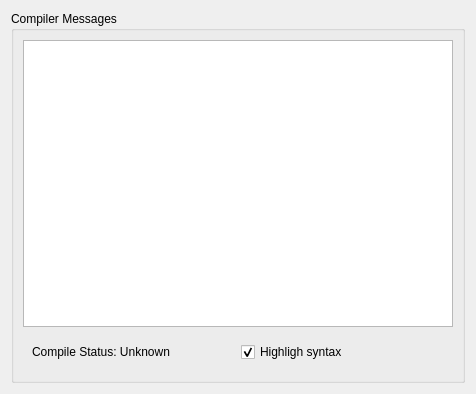
Old version of the form src/DGLGui/ui/dglshaderview.ui in the repository scygan/debugler.
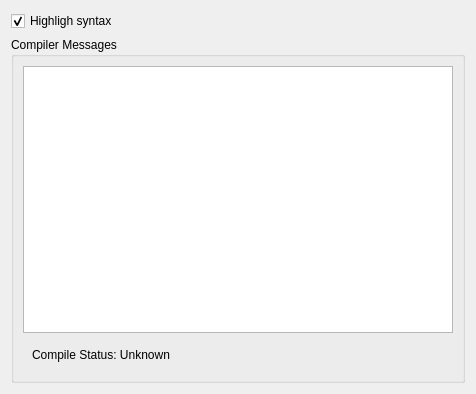
New version of the form.

```diff
--- a/src/DGLGui/ui/dglshaderview.ui
+++ b/src/DGLGui/ui/dglshaderview.ui
@@ -13,7 +13,20 @@
   <property name="windowTitle">
    <string>Form</string>
   </property>
-  <layout class="QVBoxLayout" name="verticalLayout" stretch="0">
+  <layout class="QVBoxLayout" name="verticalLayout" stretch="3,0">
+   <item>
+    <widget class="QCheckBox" name="checkBox_Highlight">
+     <property name="layoutDirection">
+      <enum>Qt::LeftToRight</enum>
+     </property>
+     <property name="text">
+      <string>Highligh syntax</string>
+     </property>
+     <property name="checked">
+      <bool>true</bool>
+     </property>
+    </widget>
+   </item>
    <item>
     <widget class="QGroupBox" name="groupBox1">
      <property name="title">
@@ -37,16 +50,6 @@
            </property>
           </widget>
          </item>
-         <item row="0" column="1">
-          <widget class="QCheckBox" name="checkBox_Highlight">
-           <property name="text">
-            <string>Highligh syntax</string>
-           </property>
-           <property name="checked">
-            <bool>true</bool>
-           </property>
-          </widget>
-         </item>
         </layout>
        </widget>
       </item>
```
